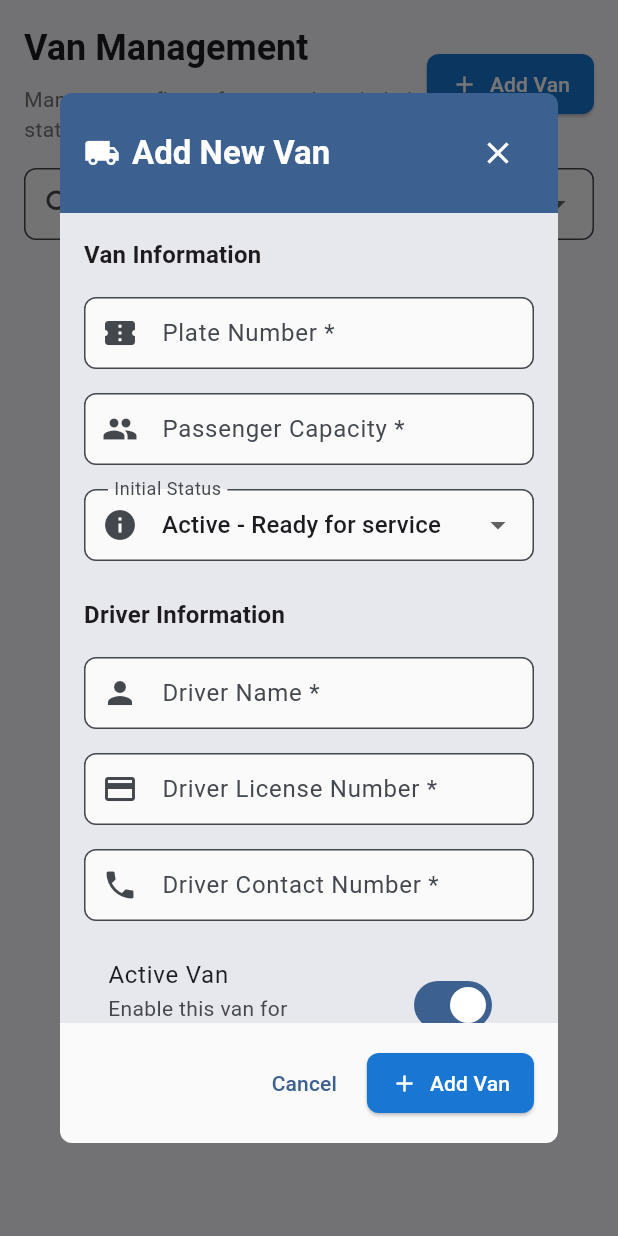
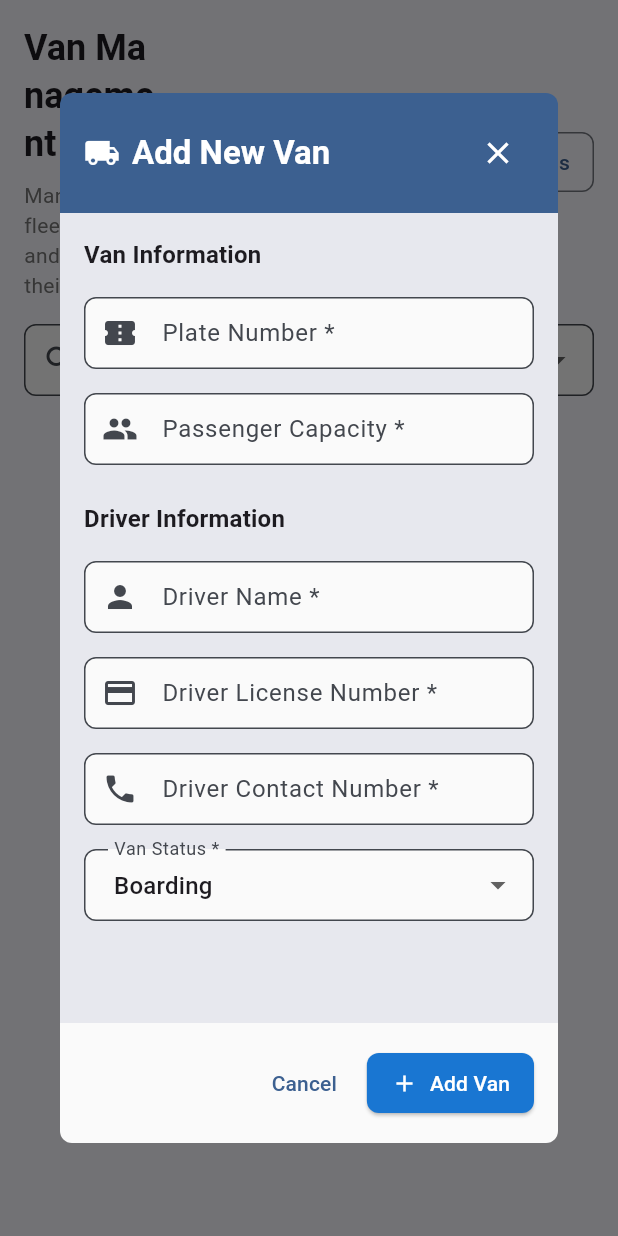
Before and after one commit to alvinthemaster/uvexpress_admin_web, a Flutter app: the VanManagementScreen screen opened directly, after a tap on "Add Van", on a phone screen of 412 x 824 dp. Run offline on Flutter 3.47's test engine with Material 3 defaults, Android fonts, the phone set to English and light mode, and no system bars; our stand-ins replace cloud_firestore, firebase_auth, firebase_core, fl_chart, go_router, google_fonts; accounts and stored records are empty.

Commit message:
Van Management changes

```diff
--- a/lib/screens/van_management_screen.dart
+++ b/lib/screens/van_management_screen.dart
@@ -1,6 +1,7 @@
 import 'package:flutter/material.dart';
 import 'package:provider/provider.dart';
 import '../providers/van_provider.dart';
+import '../providers/booking_provider.dart';
 import '../models/van_model.dart';
 import '../utils/constants.dart';
 import '../utils/helpers.dart';
@@ -15,6 +16,29 @@ class VanManagementScreen extends StatefulWidget {
 class _VanManagementScreenState extends State<VanManagementScreen> {
   String _searchQuery = '';
   String _statusFilter = 'all';
+
+  @override
+  void initState() {
+    super.initState();
+    // Debug van data after a short delay to let providers initialize
+    Future.delayed(Duration(seconds: 2), () {
+      _debugVanData();
+    });
+  }
+
+  void _debugVanData() {
+    try {
+      final vanProvider = Provider.of<VanProvider>(context, listen: false);
+      print('=== VAN DEBUG INFO ===');
+      print('Total vans: ${vanProvider.vans.length}');
+      for (var van in vanProvider.vans) {
+        print('Van: ${van.plateNumber}, Status: "${van.status}", StatusDisplay: "${van.statusDisplay}"');
+      }
+      print('=== END VAN DEBUG ===');
+    } catch (e) {
+      print('Debug error: $e');
+    }
+  }
 
   @override
   Widget build(BuildContext context) {
@@ -57,10 +81,20 @@ class _VanManagementScreenState extends State<VanManagementScreen> {
             ],
           ),
         ),
-        ElevatedButton.icon(
-          onPressed: () => _showAddVanDialog(),
-          icon: const Icon(Icons.add),
-          label: const Text('Add Van'),
+        Row(
+          children: [
+            ElevatedButton.icon(
+              onPressed: () => _showAddVanDialog(),
+              icon: const Icon(Icons.add),
+              label: const Text('Add Van'),
+            ),
+            const SizedBox(width: AppConstants.smallPadding),
+            OutlinedButton.icon(
+              onPressed: () => _initializeSampleData(),
+              icon: const Icon(Icons.data_object),
+              label: const Text('Add Sample Vans'),
+            ),
+          ],
         ),
       ],
     );
@@ -270,6 +304,56 @@ class _VanManagementScreenState extends State<VanManagementScreen> {
     );
   }
 
+  Future<void> _initializeSampleData() async {
+    try {
+      final bookingProvider = Provider.of<BookingProvider>(context, listen: false);
+
+      // Show loading indicator
+      showDialog(
+        context: context,
+        barrierDismissible: false,
+        builder: (context) => const AlertDialog(
+          content: Row(
+            children: [
+              CircularProgressIndicator(),
+              SizedBox(width: 16),
+              Text('Initializing sample vans...'),
+            ],
+          ),
+        ),
+      );
+
+      await bookingProvider.initializeSampleVans();
+
+      // Close loading dialog
+      if (mounted) Navigator.of(context).pop();
+
+      // Debug: Check the created vans
+      await Future.delayed(Duration(milliseconds: 500));
+      _debugVanData();
+
+      // Show success message
+      ScaffoldMessenger.of(context).showSnackBar(
+        const SnackBar(
+          content: Text('Sample vans initialized successfully! Check console for debug info.'),
+          backgroundColor: Colors.green,
+          duration: Duration(seconds: 4),
+        ),
+      );
+    } catch (e) {
+      // Close loading dialog if still open
+      if (mounted) Navigator.of(context).pop();
+
+      // Show error message
+      ScaffoldMessenger.of(context).showSnackBar(
+        SnackBar(
+          content: Text('Error initializing sample vans: $e'),
+          backgroundColor: Colors.red,
+        ),
+      );
+    }
+  }
+
   void _showEditVanDialog(Van van) {
     // TODO: Implement edit van dialog
     showDialog(
@@ -352,8 +436,7 @@ class _AddVanDialogState extends State<AddVanDialog> {
   final _driverLicenseController = TextEditingController();
   final _driverContactController = TextEditingController();
 
-  String _selectedStatus = 'active';
-  bool _isActive = true;
+  String _selectedStatus = 'boarding'; // Default to boarding status
   bool _isLoading = false;
 
   @override
@@ -473,26 +556,6 @@ class _AddVanDialogState extends State<AddVanDialog> {
                           return null;
                         },
                       ),
-                      const SizedBox(height: AppConstants.defaultPadding),
-
-                      // Status
-                      DropdownButtonFormField<String>(
-                        value: _selectedStatus,
-                        decoration: const InputDecoration(
-                          labelText: 'Initial Status',
-                          prefixIcon: Icon(Icons.info),
-                        ),
-                        items: const [
-                          DropdownMenuItem(value: 'active', child: Text('Active - Ready for service')),
-                          DropdownMenuItem(value: 'inactive', child: Text('Inactive - Not in service')),
-                          DropdownMenuItem(value: 'maintenance', child: Text('Maintenance - Under repair')),
-                        ],
-                        onChanged: (value) {
-                          setState(() {
-                            _selectedStatus = value!;
-                          });
-                        },
-                      ),
                       const SizedBox(height: AppConstants.largePadding),
 
                       // Driver Information Section
@@ -567,15 +630,37 @@ class _AddVanDialogState extends State<AddVanDialog> {
                       ),
                       const SizedBox(height: AppConstants.defaultPadding),
 
-                      // Active Status
-                      SwitchListTile(
-                        title: const Text('Active Van'),
-                        subtitle: const Text('Enable this van for passenger bookings'),
-                        value: _isActive,
+                      // Van Status
+                      DropdownButtonFormField<String>(
+                        value: _selectedStatus,
+                        decoration: const InputDecoration(
+                          labelText: 'Van Status *',
+                          hintText: 'Select van status',
+                        ),
+                        items: const [
+                          DropdownMenuItem(
+                            value: 'boarding',
+                            child: Text('Boarding'),
+                          ),
+                          DropdownMenuItem(
+                            value: 'in_queue',
+                            child: Text('In Queue (Ready)'),
+                          ),
+                          DropdownMenuItem(
+                            value: 'maintenance',
+                            child: Text('Maintenance'),
+                          ),
+                        ],
                         onChanged: (value) {
                           setState(() {
-                            _isActive = value;
+                            _selectedStatus = value ?? 'boarding';
                           });
+                        },
+                        validator: (value) {
+                          if (value == null || value.isEmpty) {
+                            return 'Please select a van status';
+                          }
+                          return null;
                         },
                       ),
                     ],
@@ -656,8 +741,9 @@ class _AddVanDialogState extends State<AddVanDialog> {
         driver: driver,
         status: _selectedStatus,
         queuePosition: 0, // Will be set by service
-        isActive: _isActive,
+        isActive: ['boarding', 'in_queue'].contains(_selectedStatus), // Active if bookable
         createdAt: DateTime.now(),
+        currentOccupancy: 0, // Initialize with 0 occupancy
       );
 
       // Add the van
--- a/lib/services/booking_service.dart
+++ b/lib/services/booking_service.dart
@@ -9,9 +9,12 @@ class BookingService {
   Stream<List<Booking>> getBookingsStream() {
     return _firestore
         .collection(_collection)
-        .orderBy('bookingDate', descending: true)
         .snapshots()
-        .map((snapshot) => snapshot.docs.map((doc) => Booking.fromFirestore(doc)).toList());
+        .map((snapshot) {
+          final bookings = snapshot.docs.map((doc) => Booking.fromFirestore(doc)).toList();
+          bookings.sort((a, b) => b.bookingDate.compareTo(a.bookingDate));
+          return bookings;
+        });
   }
 
   // Get bookings by status
@@ -19,9 +22,12 @@ class BookingService {
     return _firestore
         .collection(_collection)
         .where('bookingStatus', isEqualTo: status)
-        .orderBy('bookingDate', descending: true)
         .snapshots()
-        .map((snapshot) => snapshot.docs.map((doc) => Booking.fromFirestore(doc)).toList());
+        .map((snapshot) {
+          final bookings = snapshot.docs.map((doc) => Booking.fromFirestore(doc)).toList();
+          bookings.sort((a, b) => b.bookingDate.compareTo(a.bookingDate));
+          return bookings;
+        });
   }
 
   // Get bookings by payment status
@@ -40,9 +46,12 @@ class BookingService {
         .collection(_collection)
         .where('bookingDate', isGreaterThanOrEqualTo: startDate)
         .where('bookingDate', isLessThanOrEqualTo: endDate)
-        .orderBy('bookingDate', descending: true)
         .snapshots()
-        .map((snapshot) => snapshot.docs.map((doc) => Booking.fromFirestore(doc)).toList());
+        .map((snapshot) {
+          final bookings = snapshot.docs.map((doc) => Booking.fromFirestore(doc)).toList();
+          bookings.sort((a, b) => b.bookingDate.compareTo(a.bookingDate));
+          return bookings;
+        });
   }
 
   // Get bookings by route
@@ -50,9 +59,12 @@ class BookingService {
     return _firestore
         .collection(_collection)
         .where('routeId', isEqualTo: routeId)
-        .orderBy('bookingDate', descending: true)
         .snapshots()
-        .map((snapshot) => snapshot.docs.map((doc) => Booking.fromFirestore(doc)).toList());
+        .map((snapshot) {
+          final bookings = snapshot.docs.map((doc) => Booking.fromFirestore(doc)).toList();
+          bookings.sort((a, b) => b.bookingDate.compareTo(a.bookingDate));
+          return bookings;
+        });
   }
 
   // Get booking by ID
--- a/lib/services/van_service.dart
+++ b/lib/services/van_service.dart
@@ -9,9 +9,12 @@ class VanService {
   Stream<List<Van>> getVansStream() {
     return _firestore
         .collection(_collection)
-        .orderBy('queuePosition')
         .snapshots()
-        .map((snapshot) => snapshot.docs.map((doc) => Van.fromFirestore(doc)).toList());
+        .map((snapshot) {
+          final vans = snapshot.docs.map((doc) => Van.fromFirestore(doc)).toList();
+          vans.sort((a, b) => a.queuePosition.compareTo(b.queuePosition));
+          return vans;
+        });
   }
 
   // Get active vans stream
@@ -19,9 +22,12 @@ class VanService {
     return _firestore
         .collection(_collection)
         .where('isActive', isEqualTo: true)
-        .orderBy('queuePosition')
         .snapshots()
-        .map((snapshot) => snapshot.docs.map((doc) => Van.fromFirestore(doc)).toList());
+        .map((snapshot) {
+          final vans = snapshot.docs.map((doc) => Van.fromFirestore(doc)).toList();
+          vans.sort((a, b) => a.queuePosition.compareTo(b.queuePosition));
+          return vans;
+        });
   }
 
   // Get vans by status
@@ -29,9 +35,12 @@ class VanService {
     return _firestore
         .collection(_collection)
         .where('status', isEqualTo: status)
-        .orderBy('queuePosition')
         .snapshots()
-        .map((snapshot) => snapshot.docs.map((doc) => Van.fromFirestore(doc)).toList());
+        .map((snapshot) {
+          final vans = snapshot.docs.map((doc) => Van.fromFirestore(doc)).toList();
+          vans.sort((a, b) => a.queuePosition.compareTo(b.queuePosition));
+          return vans;
+        });
   }
 
   // Get van by ID
@@ -55,7 +64,12 @@ class VanService {
       int nextPosition = await _getNextQueuePosition();
       Van vanWithPosition = van.copyWith(queuePosition: nextPosition);
 
-      await _firestore.collection(_collection).add(vanWithPosition.toFirestore());
+      // Use the van's ID as the document ID, or auto-generate if empty
+      if (van.id.isNotEmpty) {
+        await _firestore.collection(_collection).doc(van.id).set(vanWithPosition.toFirestore());
+      } else {
+        await _firestore.collection(_collection).add(vanWithPosition.toFirestore());
+      }
     } catch (e) {
       print('Error adding van: $e');
       rethrow;
--- /dev/null
+++ b/lib/utils/van_status_constants.dart
@@ -0,0 +1,97 @@
+/// Van Status Constants
+///
+/// Defines standardized status values for van management
+/// to ensure consistency between admin panel and mobile app
+/// Prioritizes mobile app expected values
+
+class VanStatus {
+  // PRIMARY statuses (expected by mobile app) - USE THESE
+  static const String boarding = 'boarding';
+  static const String inQueue = 'in_queue';
+  static const String maintenance = 'maintenance';
+
+  // Secondary statuses (for compatibility)
+  static const String inTransit = 'in_transit';
+  static const String inactive = 'inactive';
+
+  // Legacy statuses (for backward compatibility only)
+  static const String active = 'active';
+  static const String ready = 'ready';
+  static const String available = 'available';
+  static const String loading = 'loading';
+  static const String offline = 'offline';
+  static const String busy = 'busy';
+  static const String occupied = 'occupied';
+  static const String full = 'full';
+  static const String disabled = 'disabled';
+
+  // All valid statuses (mobile app first)
+  static const List<String> allStatuses = [
+    boarding,      // Mobile app primary
+    inQueue,       // Mobile app primary
+    maintenance,   // Mobile app primary
+    inTransit,
+    inactive,
+    // Legacy statuses below
+    active,
+    ready,
+    available,
+    loading,
+    offline,
+    busy,
+    occupied,
+    full,
+    disabled,
+  ];
+
+
+  // Status display mappings (mobile app values return exact display)
+  static const Map<String, String> statusDisplayMap = {
+    // Mobile app primary statuses (exact match)
+    boarding: 'Boarding',       // Mobile app: boarding -> Boarding
+    inQueue: 'Ready',           // Mobile app: in_queue -> Ready
+    maintenance: 'Maintenance', // Mobile app: maintenance -> Maintenance
+
+    // Secondary statuses
+    inTransit: 'In Transit',    // in_transit -> In Transit
+    inactive: 'Inactive',
+
+    // Legacy admin panel statuses (backward compatibility)
+    active: 'Boarding',         // Admin legacy -> mobile equivalent
+    ready: 'Ready',
+    available: 'Ready',
+    loading: 'Boarding',        // Loading is similar to boarding
+    offline: 'Inactive',
+    disabled: 'Inactive',
+    busy: 'Busy',
+    occupied: 'Busy',
+    full: 'Busy',
+
+    // Alternative formats (unique keys only)
+    'in-queue': 'Ready',        // Alternative dash format
+    'queue': 'Ready',
+    'in-transit': 'In Transit', // Alternative dash format
+    'under_maintenance': 'Maintenance',
+    'under-maintenance': 'Maintenance',
+    'transit': 'In Transit',
+    'traveling': 'In Transit',
+    'departing': 'In Transit',
+  };
+
+
+  // Bookable statuses (mobile app priority)
+  static const List<String> bookableStatuses = [
+    // Mobile app primary bookable statuses
+    boarding,    // Mobile app: boarding is bookable
+    inQueue,     // Mobile app: in_queue is bookable
+
+    // Legacy admin panel bookable statuses
+    active,
+    ready,
+    available,
+
+    // Alternative formats
+    'in-queue',
+    'queue',
+  ];
+}
```
Also changed, not shown: lib/models/van_model.dart (+96 -0 lines), lib/providers/booking_provider.dart (+105 -0 lines).
